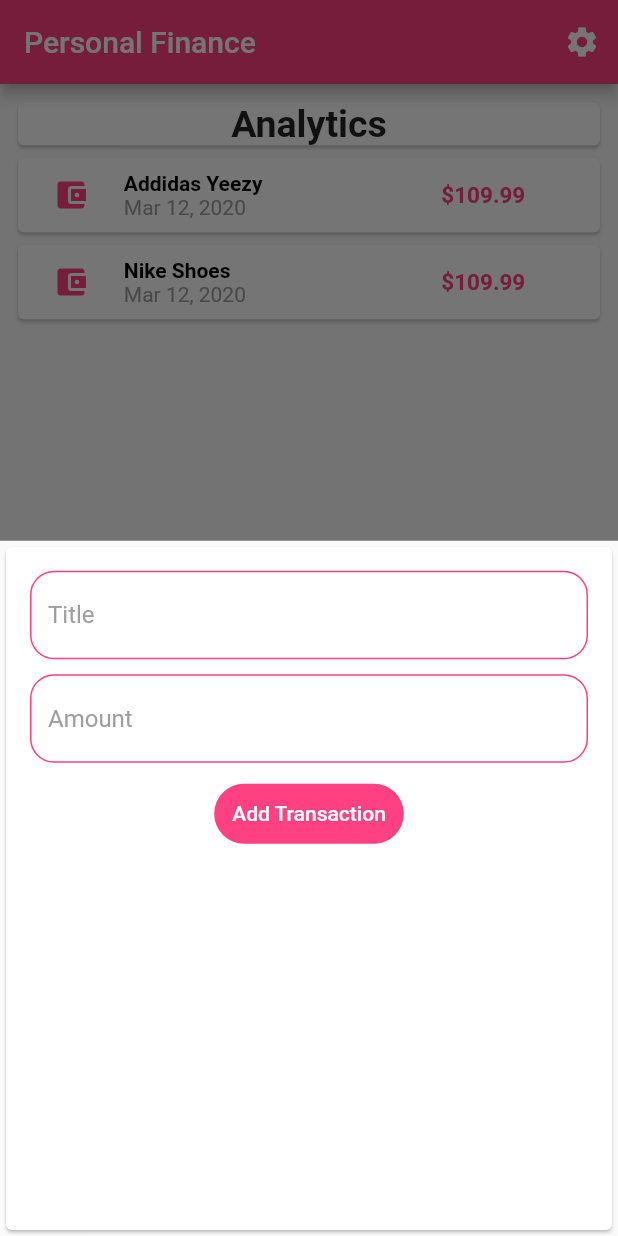
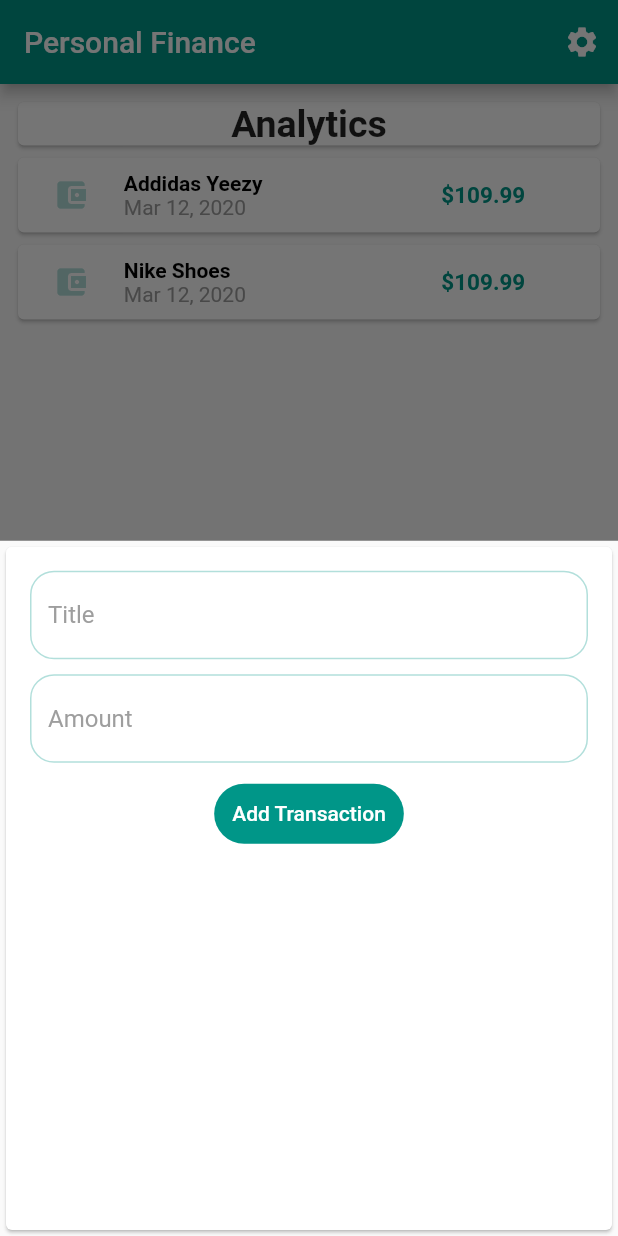
Before and after one commit to kibzsam/finmoney, a Flutter app: the screen it shows after launch, after a tap on the "add" icon, on a phone screen of 412 x 824 dp. Run offline on Flutter 3.47's test engine with Material 2 defaults, Android fonts, the phone set to English and light mode, and no system bars.

Commit message:
completed styling of modal

```diff
--- a/lib/main.dart
+++ b/lib/main.dart
@@ -12,6 +12,12 @@ class MyApp extends StatelessWidget {
   @override
   Widget build(BuildContext context) {
     return MaterialApp(
+      theme: ThemeData(
+        primarySwatch: Colors.teal,
+        accentColor: Colors.tealAccent,
+        textSelectionColor: Colors.black,
+        cursorColor: Colors.teal,
+      ),
       home: MyHomePage(),
     );
   }
@@ -66,7 +72,7 @@ class _MyHomePageState extends State<MyHomePage> {
   Widget build(BuildContext context) {
     return Scaffold(
       appBar: AppBar(
-        backgroundColor: Colors.pinkAccent,
+        backgroundColor: Theme.of(context).primaryColor,
         title: Text("Personal Finance"),
         actions: <Widget>[
           IconButton(
@@ -103,7 +109,7 @@ class _MyHomePageState extends State<MyHomePage> {
       floatingActionButton: FloatingActionButton(
         child: Icon(Icons.add),
         onPressed: () => _transactionBottomModal(context),
-        backgroundColor: Colors.pinkAccent,
+        backgroundColor: Theme.of(context).primaryColor,
       ),
     );
   }
--- a/lib/widgets/new_transaction.dart
+++ b/lib/widgets/new_transaction.dart
@@ -1,25 +1,41 @@
 import 'package:flutter/material.dart';
 
-class NewTransaction extends StatelessWidget {
+class NewTransaction extends StatefulWidget {
   final Function addTx;
+
+  NewTransaction(this.addTx);
+
+  @override
+  _NewTransactionState createState() => _NewTransactionState();
+}
+
+class _NewTransactionState extends State<NewTransaction> {
   final titleController = TextEditingController();
+
   final amountController = TextEditingController();
-  NewTransaction(this.addTx);
+
   void submitData() {
     final enteredTitle = titleController.text;
     final enteredAmount = double.parse(amountController.text);
     if (enteredTitle.isEmpty || enteredAmount <= 0) {
       return;
     }
-    addTx(
+    widget.addTx(
       enteredTitle,
       enteredAmount,
     );
+    Navigator.of(context).pop();
   }
 
   @override
   Widget build(BuildContext context) {
     return Container(
+      decoration: BoxDecoration(
+        borderRadius: BorderRadius.only(
+          topLeft: Radius.circular(10.0),
+          topRight: Radius.circular(10.0),
+        ),
+      ),
       child: Card(
         child: Padding(
           padding: const EdgeInsets.all(16.0),
@@ -35,13 +51,15 @@ class NewTransaction extends StatelessWidget {
                     fillColor: Colors.white70,
                     enabledBorder: OutlineInputBorder(
                       borderRadius: BorderRadius.all(Radius.circular(16.0)),
-                      borderSide: BorderSide(color: Colors.pinkAccent),
+                      borderSide: BorderSide(
+                          color: Theme.of(context).primaryColorLight),
                     ),
                     focusedBorder: OutlineInputBorder(
                       borderRadius: BorderRadius.all(
                         Radius.circular(12.0),
                       ),
-                      borderSide: BorderSide(color: Colors.pink, width: 2),
+                      borderSide: BorderSide(
+                          color: Theme.of(context).primaryColor, width: 2),
                     ),
                   ),
                   controller: titleController,
@@ -57,13 +75,15 @@ class NewTransaction extends StatelessWidget {
                     fillColor: Colors.white70,
                     enabledBorder: OutlineInputBorder(
                       borderRadius: BorderRadius.all(Radius.circular(16.0)),
-                      borderSide: BorderSide(color: Colors.pinkAccent),
+                      borderSide: BorderSide(
+                          color: Theme.of(context).primaryColorLight),
                     ),
                     focusedBorder: OutlineInputBorder(
                       borderRadius: BorderRadius.all(
                         Radius.circular(12.0),
                       ),
-                      borderSide: BorderSide(color: Colors.pink, width: 2),
+                      borderSide: BorderSide(
+                          color: Theme.of(context).primaryColor, width: 2),
                     ),
                   ),
                   controller: amountController,
@@ -73,7 +93,7 @@ class NewTransaction extends StatelessWidget {
                     onPressed: submitData,
                     child: Text('Add Transaction'),
                     textColor: Colors.white,
-                    color: Colors.pinkAccent,
+                    color: Theme.of(context).primaryColor,
                     padding: EdgeInsets.all(12.0),
                     shape: RoundedRectangleBorder(
                       borderRadius: BorderRadius.circular(20.0),
--- a/lib/widgets/transaction_list.dart
+++ b/lib/widgets/transaction_list.dart
@@ -22,7 +22,7 @@ class TransactionList extends StatelessWidget {
                       margin: EdgeInsets.symmetric(vertical: 8, horizontal: 8),
                       child: Icon(
                         Icons.account_balance_wallet,
-                        color: Colors.pinkAccent,
+                        color: Theme.of(context).primaryColorLight,
                       ),
                     ),
                   ),
@@ -53,7 +53,7 @@ class TransactionList extends StatelessWidget {
                     child: Text(
                       '\$${transactions[index].amount.toStringAsFixed(2)}',
                       style: TextStyle(
-                          color: Colors.pinkAccent,
+                          color: Theme.of(context).primaryColor,
                           fontSize: 15,
                           fontWeight: FontWeight.bold),
                     ),
```
